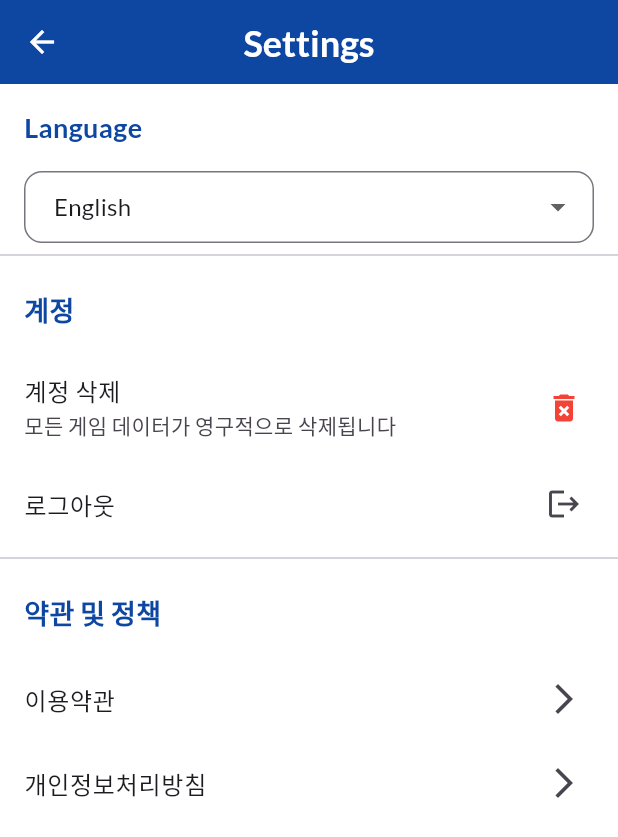
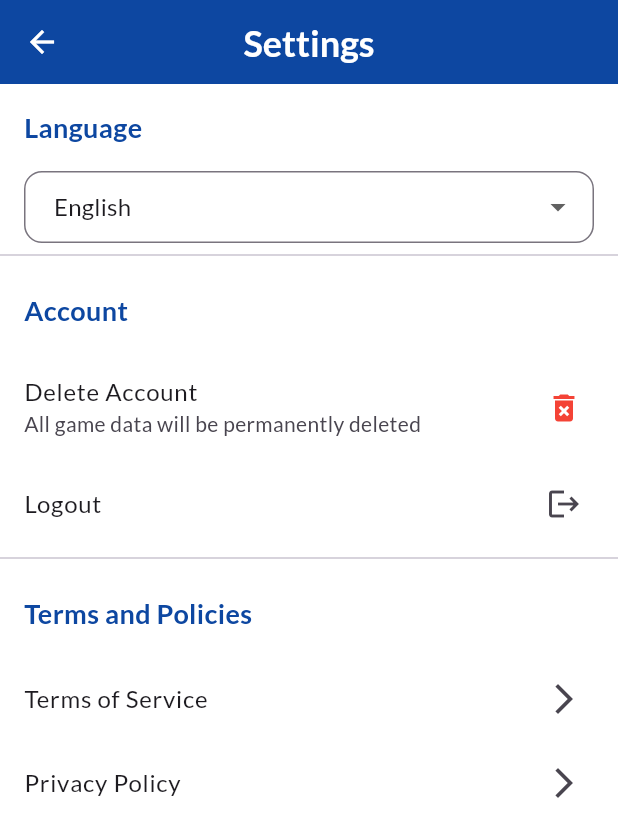
Before and after one commit to NaZe0320/chessudoku, a Flutter app: the SettingsScreen screen opened directly, on a phone screen of 412 x 824 dp. Shown: the top 837 px of the screen. Run offline on Flutter 3.47's test engine with Material 3 defaults, Android fonts, the phone set to English and light mode, and no system bars; drawn by our look-alikes of google_mobile_ads; our stand-ins replace cloud_firestore, equatable, firebase_analytics, firebase_auth, firebase_core, firebase_crashlytics and 3 more; accounts and stored records are empty; generated files the repository leaves out were written again; network calls fail.

Commit message:
[feat] 다국어 지원 기능 추가 및 설정 화면 개선
- `app_localizations.dart`에 다국어 문자열 추가
- `login_screen.dart`에서 약관 및 개인정보처리방침 텍스트를 다국어 지원으로 변경.
- `game_provider.dart`에서 게임 진행 관련 문구들을 다국어 지원으로 변경.
- `setting_screen.dart`에 다국어 지원

```diff
--- a/lib/screens/login_screen.dart
+++ b/lib/screens/login_screen.dart
@@ -111,12 +111,12 @@ class LoginScreen extends StatelessWidget {
                     children: [
                       TextButton(
                         onPressed: () => launchURL(AppConstants.termsUrl),
-                        child: const Text('이용약관', style: TextStyle(color: Colors.white70)),
+                        child: Text(l10n.translate('termsOfService'), style: const TextStyle(color: Colors.white70)),
                       ),
                       const Text('|', style: TextStyle(color: Colors.white70)),
                       TextButton(
                         onPressed: () => launchURL(AppConstants.privacyUrl),
-                        child: const Text('개인정보처리방침', style: TextStyle(color: Colors.white70)),
+                        child: Text(l10n.translate('privacyPolicy'), style: const TextStyle(color: Colors.white70)),
                       ),
                     ],
                   ),
--- a/lib/screens/setting_screen.dart
+++ b/lib/screens/setting_screen.dart
@@ -13,14 +13,13 @@ class SettingsScreen extends StatelessWidget {
   @override
   Widget build(BuildContext context) {
     final l10n = AppLocalizations.of(context);
-    final authProvider = context.watch<AuthProvider>();
 
     void launchURL(String url) async {
       try {
         await launchUrl(Uri.parse(url));
       } catch (e) {
         if (context.mounted) {
-          ScaffoldMessenger.of(context).showSnackBar(const SnackBar(content: Text('URL을 열 수 없습니다.')));
+          ScaffoldMessenger.of(context).showSnackBar(SnackBar(content: Text(l10n.translate('cannotOpenUrl'))));
         }
       }
     }
@@ -69,16 +68,16 @@ class SettingsScreen extends StatelessWidget {
                 ),
                 const Divider(),
                 _SettingsSection(
-                  title: '계정',
+                  title: l10n.translate('account'),
                   children: [
                     ListTile(
-                      title: const Text('계정 삭제'),
-                      subtitle: const Text('모든 게임 데이터가 영구적으로 삭제됩니다'),
+                      title: Text(l10n.translate('deleteAccount')),
+                      subtitle: Text(l10n.translate('deleteAccountMessage')),
                       trailing: const Icon(Icons.delete_forever, color: Colors.red),
                       onTap: () => _showDeleteAccountDialog(context),
                     ),
                     ListTile(
-                      title: const Text('로그아웃'),
+                      title: Text(l10n.translate('logout')),
                       trailing: const Icon(Icons.logout),
                       onTap: () => _showLogoutDialog(context),
                     ),
@@ -86,15 +85,15 @@ class SettingsScreen extends StatelessWidget {
                 ),
                 const Divider(),
                 _SettingsSection(
-                  title: '약관 및 정책',
+                  title: l10n.translate('termsAndPolicies'),
                   children: [
                     ListTile(
-                      title: const Text('이용약관'),
+                      title: Text(l10n.translate('termsOfService')),
                       trailing: const Icon(Icons.arrow_forward_ios),
                       onTap: () => launchURL(AppConstants.termsUrl),
                     ),
                     ListTile(
-                      title: const Text('개인정보처리방침'),
+                      title: Text(l10n.translate('privacyPolicy')),
                       trailing: const Icon(Icons.arrow_forward_ios),
                       onTap: () => launchURL(AppConstants.privacyUrl),
                     ),
@@ -110,14 +109,15 @@ class SettingsScreen extends StatelessWidget {
   }
 
   void _showDeleteAccountDialog(BuildContext context) {
+    final l10n = AppLocalizations.of(context);
     showDialog(
       context: context,
       builder:
           (context) => AlertDialog(
-            title: const Text('계정 삭제'),
-            content: const Text('정말로 계정을 삭제하시겠습니까?\n모든 데이터가 영구적으로 삭제됩니다.'),
+            title: Text(l10n.translate('deleteAccount')),
+            content: Text(l10n.translate('deleteAccountConfirm')),
             actions: [
-              TextButton(onPressed: () => Navigator.pop(context), child: const Text('취소')),
+              TextButton(onPressed: () => Navigator.pop(context), child: Text(l10n.translate('cancel'))),
               ElevatedButton(
                 onPressed: () async {
                   try {
@@ -127,12 +127,14 @@ class SettingsScreen extends StatelessWidget {
                     }
                   } catch (e) {
                     if (context.mounted) {
-                      ScaffoldMessenger.of(context).showSnackBar(SnackBar(content: Text('계정 삭제 실패: $e')));
+                      ScaffoldMessenger.of(
+                        context,
+                      ).showSnackBar(SnackBar(content: Text('${l10n.translate('deleteAccountFailed')}$e')));
                     }
                   }
                 },
                 style: ElevatedButton.styleFrom(backgroundColor: Colors.red),
-                child: const Text('삭제'),
+                child: Text(l10n.translate('delete')),
               ),
             ],
           ),
@@ -140,14 +142,15 @@ class SettingsScreen extends StatelessWidget {
   }
 
   void _showLogoutDialog(BuildContext context) {
+    final l10n = AppLocalizations.of(context);
     showDialog(
       context: context,
       builder:
           (context) => AlertDialog(
-            title: const Text('로그아웃'),
-            content: const Text('정말로 로그아웃 하시겠습니까?'),
+            title: Text(l10n.translate('logout')),
+            content: Text(l10n.translate('logoutConfirm')),
             actions: [
-              TextButton(onPressed: () => Navigator.pop(context), child: const Text('취소')),
+              TextButton(onPressed: () => Navigator.pop(context), child: Text(l10n.translate('cancel'))),
               ElevatedButton(
                 onPressed: () async {
                   try {
@@ -157,11 +160,13 @@ class SettingsScreen extends StatelessWidget {
                     }
                   } catch (e) {
                     if (context.mounted) {
-                      ScaffoldMessenger.of(context).showSnackBar(SnackBar(content: Text('로그아웃 실패: $e')));
+                      ScaffoldMessenger.of(
+                        context,
+                      ).showSnackBar(SnackBar(content: Text('${l10n.translate('logoutFailed')}$e')));
                     }
                   }
                 },
-                child: const Text('로그아웃'),
+                child: Text(l10n.translate('logout')),
               ),
             ],
           ),
--- a/lib/utils/app_localizations.dart
+++ b/lib/utils/app_localizations.dart
@@ -81,6 +81,25 @@ class AppLocalizations {
 
       'noChecksRemaining': 'No Checks Remaining',
       'watchAdForChecks': 'Would you like to watch an ad to recharge 3 checks?',
+
+      'allInputsCorrect': 'All inputs are correct!',
+      'solutionHasErrors': 'There are some errors in your solution. Use check feature to find them.',
+      'checksRechargedSuccess': 'Checks recharged successfully!',
+      'failedToRechargeChecks': 'Failed to recharge checks. Please try again.',
+
+      'account': 'Account',
+      'deleteAccount': 'Delete Account',
+      'deleteAccountMessage': 'All game data will be permanently deleted',
+      'deleteAccountConfirm': 'Are you sure you want to delete your account?\nAll data will be permanently deleted.',
+      'delete': 'Delete',
+      'logout': 'Logout',
+      'logoutConfirm': 'Are you sure you want to logout?',
+      'termsAndPolicies': 'Terms and Policies',
+      'termsOfService': 'Terms of Service',
+      'privacyPolicy': 'Privacy Policy',
+      'cannotOpenUrl': 'Cannot open URL',
+      'deleteAccountFailed': 'Failed to delete account: ',
+      'logoutFailed': 'Failed to logout: ',
 
       // 튜토리얼
       'howToPlayTitle': 'How to Play',
@@ -204,6 +223,25 @@ class AppLocalizations {
       'noChecksRemaining': '확인 기능 소진',
       'watchAdForChecks': '광고를 시청하고 확인 기능 3회를 충전하시겠습니까?',
 
+      'allInputsCorrect': '모든 입력이 올바릅니다!',
+      'solutionHasErrors': '해답에 오류가 있습니다. 확인 기능을 사용하여 찾아보세요.',
+      'checksRechargedSuccess': '확인 기능이 충전되었습니다!',
+      'failedToRechargeChecks': '확인 기능 충전에 실패했습니다. 다시 시도해주세요.',
+
+      'account': '계정',
+      'deleteAccount': '계정 삭제',
+      'deleteAccountMessage': '모든 게임 데이터가 영구적으로 삭제됩니다',
+      'deleteAccountConfirm': '정말로 계정을 삭제하시겠습니까?\n모든 데이터가 영구적으로 삭제됩니다.',
+      'delete': '삭제',
+      'logout': '로그아웃',
+      'logoutConfirm': '정말로 로그아웃 하시겠습니까?',
+      'termsAndPolicies': '약관 및 정책',
+      'termsOfService': '이용약관',
+      'privacyPolicy': '개인정보처리방침',
+      'cannotOpenUrl': 'URL을 열 수 없습니다',
+      'deleteAccountFailed': '계정 삭제 실패: ',
+      'logoutFailed': '로그아웃 실패: ',
+
       //튜토리얼
       'howToPlayTitle': '게임 방법',
       'basicRules': '기본 규칙',
@@ -321,6 +359,25 @@ class AppLocalizations {
       'noChecksRemaining': 'チェック機能消費',
       'watchAdForChecks': '広告を視聴してチェック機能を3回充電しますか？',
 
+      'allInputsCorrect': 'すべての入力が正しいです！',
+      'solutionHasErrors': '解答にエラーがあります。チェック機能を使用して確認してください。',
+      'checksRechargedSuccess': 'チェック機能が充電されました！',
+      'failedToRechargeChecks': 'チェック機能の充電に失敗しました。もう一度お試しください。',
+
+      'account': 'アカウント',
+      'deleteAccount': 'アカウント削除',
+      'deleteAccountMessage': 'すべてのゲームデータが完全に削除されます',
+      'deleteAccountConfirm': '本当にアカウントを削除しますか？\nすべてのデータが完全に削除されます。',
+      'delete': '削除',
+      'logout': 'ログアウト',
+      'logoutConfirm': '本当にログアウトしますか？',
+      'termsAndPolicies': '利用規約とポリシー',
+      'termsOfService': '利用規約',
+      'privacyPolicy': 'プライバシーポリシー',
+      'cannotOpenUrl': 'URLを開けません',
+      'deleteAccountFailed': 'アカウント削除に失敗しました: ',
+      'logoutFailed': 'ログアウトに失敗しました: ',
+
       //튜토리얼
       'howToPlayTitle': '遊び方',
       'basicRules': '基本ルール',
```
Also changed, not shown: lib/providers/game_provider.dart (+18 -12 lines).
